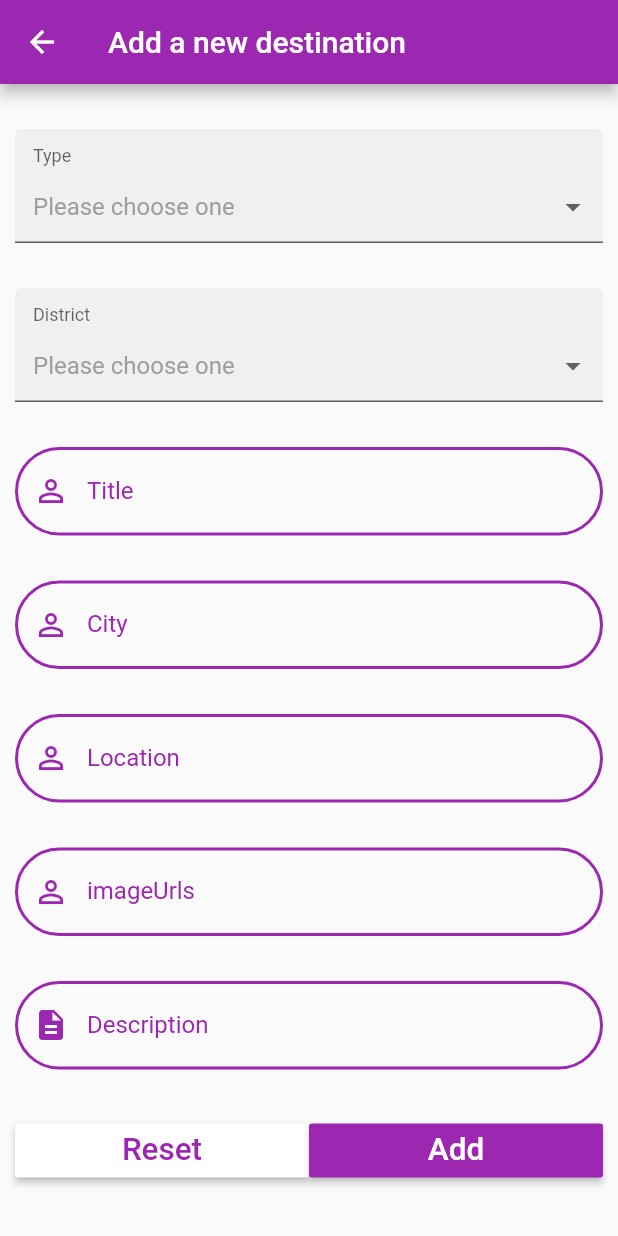
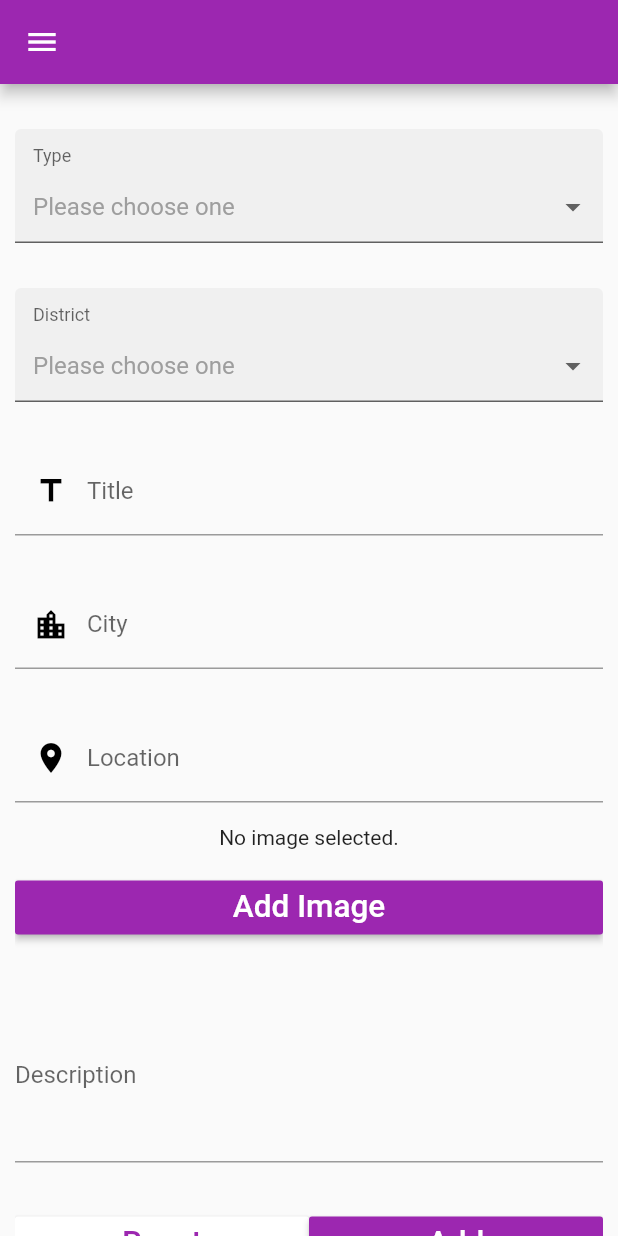
Before and after one commit to Yasasr1/Ratawate, a Flutter app: the AddDestination screen opened by its route, on a phone screen of 412 x 824 dp. Run offline on Flutter 3.47's test engine with Material 2 defaults, Android fonts, the phone set to English and light mode, and no system bars; drawn by our look-alikes of dropdown_formfield; our stand-ins replace cloud_firestore, image_picker; accounts and stored records are empty.

Commit message:
Add destination final

```diff
--- a/lib/app_screens/add_destination.dart
+++ b/lib/app_screens/add_destination.dart
@@ -2,6 +2,10 @@ import 'package:flutter/material.dart';
 import 'dart:convert';
 import 'package:flutter/cupertino.dart';
 import 'package:dropdown_formfield/dropdown_formfield.dart';
+import 'package:image_picker/image_picker.dart';
+import 'dart:io';
+import 'dart:async';
+import './side_drawer.dart';
 
 class AddDestination extends StatefulWidget {
   @override
@@ -11,6 +15,8 @@ class AddDestination extends StatefulWidget {
 class AddDestinationState extends State<AddDestination> {
   String type;
   String district;
+  File _image;
+  final picker = ImagePicker();
   var _formKey = GlobalKey<FormState>();
 
   @override
@@ -44,6 +50,14 @@ class AddDestinationState extends State<AddDestination> {
     //send json
   }
 
+  Future getImage() async {
+    final pickedFile = await picker.getImage(source: ImageSource.camera);
+    print("image");
+    setState(() {
+      _image = File(pickedFile.path);
+    });
+  }
+
   void showSnackBar(BuildContext context) {
     var snackBar = SnackBar(
       backgroundColor: Colors.black54,
@@ -66,8 +80,12 @@ class AddDestinationState extends State<AddDestination> {
   Widget build(BuildContext context) {
     return Scaffold(
       appBar: AppBar(
-        title: Text('Add a new destination'),
+        title: Text(
+          'Add a new destination',
+          style: TextStyle(color: Theme.of(context).primaryColor),
         ),
+      ),
+      drawer: SideDrawer(),
       body: Builder(
         builder: (context) => Form(
           key: _formKey,
@@ -266,9 +284,6 @@ class AddDestinationState extends State<AddDestination> {
                       }
                       return null;
                     },
-                    style: TextStyle(
-                      color: Theme.of(context).primaryColor,
-                    ),
                     onChanged: (value) {
                       debugPrint('Something changed in Text Field');
                     },
@@ -278,22 +293,11 @@ class AddDestinationState extends State<AddDestination> {
                         padding: EdgeInsets.only(top: 0),
                         // add padding to adjust icon
                         child: Icon(
-                            Icons.perm_identity,
-                            color: Theme.of(context).primaryColor,
+                          Icons.title,
+                          color: Colors.black,
                         ),
                       ),
-                        labelStyle: TextStyle(
-                          color: Theme.of(context).primaryColor,
                     ),
-                        enabledBorder: OutlineInputBorder(
-                          borderSide: BorderSide(
-                              color: Theme.of(context).primaryColor,
-                              width: 2.0),
-                          borderRadius: BorderRadius.circular(35.0),
-                        ),
-                        border: OutlineInputBorder(
-                          borderRadius: BorderRadius.circular(35.0),
-                        )),
                   ),
                 ),
 
@@ -304,13 +308,10 @@ class AddDestinationState extends State<AddDestination> {
                     controller: cityController,
                     validator: (String value) {
                       if (value.isEmpty) {
-                        return 'Please enter a City';
+                        return 'Please enter a Title';
                       }
                       return null;
                     },
-                    style: TextStyle(
-                      color: Theme.of(context).primaryColor,
-                    ),
                     onChanged: (value) {
                       debugPrint('Something changed in Text Field');
                     },
@@ -320,22 +321,11 @@ class AddDestinationState extends State<AddDestination> {
                         padding: EdgeInsets.only(top: 0),
                         // add padding to adjust icon
                         child: Icon(
-                            Icons.perm_identity,
-                            color: Theme.of(context).primaryColor,
+                          Icons.location_city,
+                          color: Colors.black,
                         ),
                       ),
-                        labelStyle: TextStyle(
-                          color: Theme.of(context).primaryColor,
                     ),
-                        enabledBorder: OutlineInputBorder(
-                          borderSide: BorderSide(
-                              color: Theme.of(context).primaryColor,
-                              width: 2.0),
-                          borderRadius: BorderRadius.circular(35.0),
-                        ),
-                        border: OutlineInputBorder(
-                          borderRadius: BorderRadius.circular(35.0),
-                        )),
                   ),
                 ),
 
@@ -346,13 +336,10 @@ class AddDestinationState extends State<AddDestination> {
                     controller: locationController,
                     validator: (String value) {
                       if (value.isEmpty) {
-                        return 'Please enter a Location';
+                        return 'Please enter a Title';
                       }
                       return null;
                     },
-                    style: TextStyle(
-                      color: Theme.of(context).primaryColor,
-                    ),
                     onChanged: (value) {
                       debugPrint('Something changed in Text Field');
                     },
@@ -362,64 +349,36 @@ class AddDestinationState extends State<AddDestination> {
                         padding: EdgeInsets.only(top: 0),
                         // add padding to adjust icon
                         child: Icon(
-                            Icons.perm_identity,
-                            color: Theme.of(context).primaryColor,
+                          Icons.location_on,
+                          color: Colors.black,
                         ),
                       ),
-                        labelStyle: TextStyle(
-                          color: Theme.of(context).primaryColor,
                     ),
-                        enabledBorder: OutlineInputBorder(
-                          borderSide: BorderSide(
-                              color: Theme.of(context).primaryColor,
-                              width: 2.0),
-                          borderRadius: BorderRadius.circular(35.0),
-                        ),
-                        border: OutlineInputBorder(
-                          borderRadius: BorderRadius.circular(35.0),
-                        )),
                   ),
                 ),
 
+                Center(
+                  child: _image == null
+                      ? Text('No image selected.')
+                      : Image.file(_image),
+                ),
                 //Image Field
                 Padding(
                   padding: EdgeInsets.only(top: 15.0, bottom: 15.0),
-                  child: TextFormField(
-                    controller: imageUrlsController,
-                    validator: (String value) {
-                      if (value.isEmpty) {
-                        return 'Please enter a Title';
-                      }
-                      return null;
-                    },
-                    style: TextStyle(
+                  child: Row(
+                    children: <Widget>[
+                      Expanded(
+                        child: RaisedButton(
                           color: Theme.of(context).primaryColor,
+                          textColor: Theme.of(context).accentColor,
+                          child: Text(
+                            'Add Image',
+                            textScaleFactor: 1.5,
                           ),
-                    onChanged: (value) {
-                      debugPrint('Something changed in Text Field');
-                    },
-                    decoration: InputDecoration(
-                        labelText: 'imageUrls',
-                        prefixIcon: Padding(
-                          padding: EdgeInsets.only(top: 0),
-                          // add padding to adjust icon
-                          child: Icon(
-                            Icons.perm_identity,
-                            color: Theme.of(context).primaryColor,
+                          onPressed: getImage,
                         ),
                       ),
-                        labelStyle: TextStyle(
-                          color: Theme.of(context).primaryColor,
-                        ),
-                        enabledBorder: OutlineInputBorder(
-                          borderSide: BorderSide(
-                              color: Theme.of(context).primaryColor,
-                              width: 2.0),
-                          borderRadius: BorderRadius.circular(35.0),
-                        ),
-                        border: OutlineInputBorder(
-                          borderRadius: BorderRadius.circular(35.0),
-                        )),
+                    ],
                   ),
                 ),
 
@@ -427,42 +386,21 @@ class AddDestinationState extends State<AddDestination> {
                 Padding(
                   padding: EdgeInsets.only(top: 15.0, bottom: 15.0),
                   child: TextFormField(
-                    maxLines: null,
+                    maxLines: 10,
+                    minLines: 4,
                     controller: descriptionController,
                     validator: (String value) {
                       if (value.isEmpty) {
-                        return 'Please enter the description';
+                        return 'Please enter a Title';
                       }
                       return null;
                     },
-                    style: TextStyle(
-                      color: Theme.of(context).primaryColor,
-                    ),
                     onChanged: (value) {
                       debugPrint('Something changed in Text Field');
                     },
                     decoration: InputDecoration(
                       labelText: 'Description',
-                        prefixIcon: Padding(
-                          padding: EdgeInsets.only(top: 0),
-                          // add padding to adjust icon
-                          child: Icon(
-                            Icons.description,
-                            color: Theme.of(context).primaryColor,
                     ),
-                        ),
-                        labelStyle: TextStyle(
-                          color: Theme.of(context).primaryColor,
-                        ),
-                        enabledBorder: OutlineInputBorder(
-                          borderSide: BorderSide(
-                              color: Theme.of(context).primaryColor,
-                              width: 2.0),
-                          borderRadius: BorderRadius.circular(35.0),
-                        ),
-                        border: OutlineInputBorder(
-                          borderRadius: BorderRadius.circular(35.0),
-                        )),
                   ),
                 ),
 
--- a/lib/app_screens/login.dart
+++ b/lib/app_screens/login.dart
@@ -228,15 +228,6 @@ class LoginState extends State<Login> {
                                   '/register',
                                 );
                               }),
-                        TextSpan(
-                            text: 'Tempory',
-                            style: linkStyle,
-                            recognizer: TapGestureRecognizer()
-                              ..onTap = () {
-                                Navigator.of(context).pushNamed(
-                                  '/adddestination',
-                                );
-                              }),
                       ],
                     ),
                   ),
--- a/lib/app_screens/side_drawer.dart
+++ b/lib/app_screens/side_drawer.dart
@@ -41,7 +41,9 @@ class SideDrawerState extends State<SideDrawer> {
               ),
             ),
             onTap: () {
-              Navigator.pop(context);
+              Navigator.of(context).pushNamed(
+                '/homescreen',
+              );
             },
           ),
           ListTile(
@@ -53,7 +55,33 @@ class SideDrawerState extends State<SideDrawer> {
               ),
             ),
             onTap: () {
-              Navigator.pop(context);
+              Navigator.of(context).pushNamed(
+                '/adddestination',
+              );
+            },
+          ),
+          ListTile(
+            title: Text(
+              'Change my password',
+              style: TextStyle(
+                fontSize: 20,
+                color: Theme.of(context).primaryColor,
+              ),
+            ),
+            onTap: () {
+              //Change password
+            },
+          ),
+          ListTile(
+            title: Text(
+              'Log out',
+              style: TextStyle(
+                fontSize: 20,
+                color: Theme.of(context).primaryColor,
+              ),
+            ),
+            onTap: () {
+              //Change password
             },
           ),
         ],
--- a/lib/main.dart
+++ b/lib/main.dart
@@ -7,6 +7,7 @@ import 'package:provider/provider.dart';
 import './providers/auth.dart';
 import './app_screens/home_screen.dart';
 import './app_screens/add_destination.dart';
+import './app_screens/home_screen.dart';
 
 void main() => runApp(new MyApp());
 
@@ -38,6 +39,7 @@ class MyApp extends StatelessWidget {
             ),
             routes: {
               '/register': (context) => Register(),
+              '/homescreen': (context) => HomeScreen(),
               '/adddestination': (context) => AddDestination()
             },
           ),
--- a/pubspec.yaml
+++ b/pubspec.yaml
@@ -37,6 +37,7 @@ dependencies:
   cloud_firestore: ^0.12.9+5
   provider: ^3.0.0
   dropdown_formfield: ^0.1.2
+  image_picker: ^0.6.7+4
 
 dev_dependencies:
   flutter_test:
```
Also changed, not shown: pubspec.lock. Lines whose indentation alone changed are shown as unchanged.
